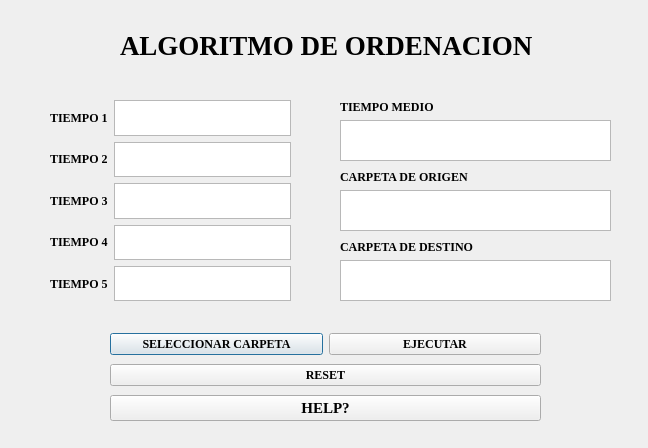
Old version of the form Source Code/filtronegativo.ui in the repository Cisner0s/Practica3ARCO.
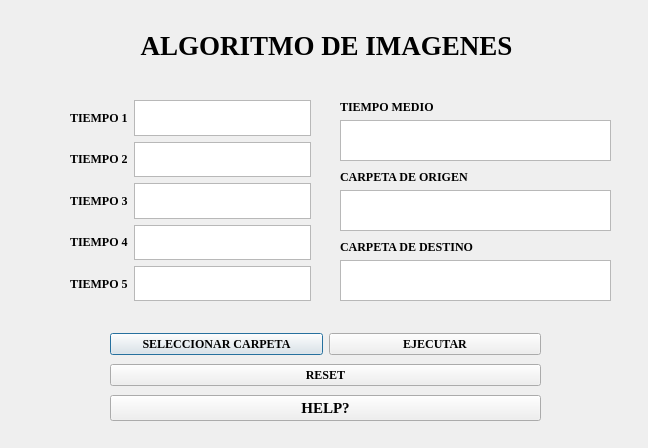
New version of the form.

Patch:
```diff
--- a/Source Code/filtronegativo.ui
+++ b/Source Code/filtronegativo.ui
@@ -22,7 +22,7 @@
   <widget class="QWidget" name="horizontalLayoutWidget_2">
    <property name="geometry">
     <rect>
-     <x>50</x>
+     <x>70</x>
      <y>100</y>
      <width>241</width>
      <height>201</height>
@@ -106,7 +106,10 @@
     </font>
    </property>
    <property name="text">
-    <string>ALGORITMO DE ORDENACION</string>
+    <string>ALGORITMO DE IMAGENES</string>
+   </property>
+   <property name="alignment">
+    <set>Qt::AlignCenter</set>
    </property>
   </widget>
   <widget class="QWidget" name="verticalLayoutWidget">
```
